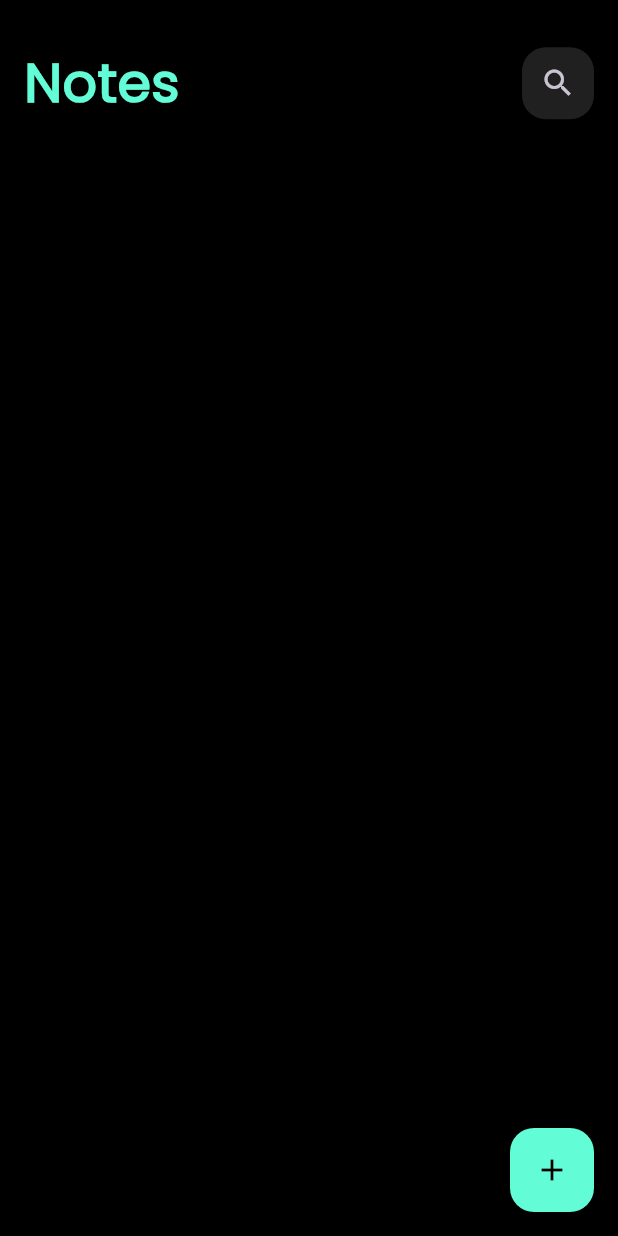
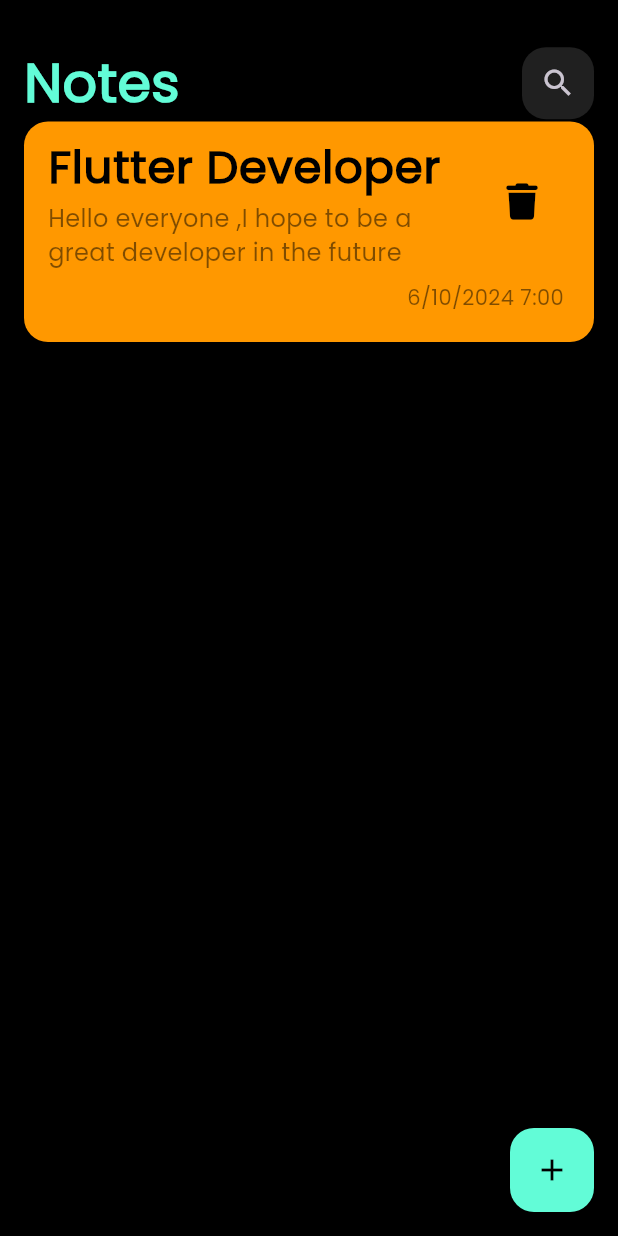
Before and after one commit to AshrafElManDoh/notes_app, a Flutter app: the screen it shows after launch, on a phone screen of 412 x 824 dp. Run offline on Flutter 3.47's test engine with Material 3 defaults, Android fonts, the phone set to English and light mode, and no system bars; our stand-ins replace font_awesome_flutter.

Commit message:
add note item

```diff
--- a/lib/views/notes_view.dart
+++ b/lib/views/notes_view.dart
@@ -1,6 +1,7 @@
 import 'package:flutter/material.dart';
 import 'package:notes_app/constants.dart';
 import 'package:notes_app/widgets/custom_app_bar.dart';
+import 'package:notes_app/widgets/note_item.dart';
 
 class NotesView extends StatelessWidget {
   const NotesView({super.key});
@@ -11,13 +12,17 @@ class NotesView extends StatelessWidget {
       floatingActionButton: FloatingActionButton(
         onPressed: () {},
         backgroundColor: kprimaryColor,
-        child: const Icon(Icons.add,color: Colors.black,),
+        child: const Icon(
+          Icons.add,
+          color: Colors.black,
+        ),
       ),
       body: const Padding(
         padding: EdgeInsets.symmetric(vertical: 30, horizontal: 16),
         child: Column(
           children: [
             CustomAppBar(),
+            NoteItem()
           ],
         ),
       ),
--- /dev/null
+++ b/lib/widgets/note_item.dart
@@ -0,0 +1,53 @@
+import 'package:flutter/material.dart';
+import 'package:font_awesome_flutter/font_awesome_flutter.dart';
+
+class NoteItem extends StatelessWidget {
+  const NoteItem({
+    super.key,
+  });
+
+  @override
+  Widget build(BuildContext context) {
+    return Container(
+      decoration: BoxDecoration(
+          color: Colors.orange, borderRadius: BorderRadius.circular(16)),
+      child: Column(
+        crossAxisAlignment: CrossAxisAlignment.end,
+        children: [
+          ListTile(
+            title: const Text(
+              "Flutter Developer",
+              style: TextStyle(
+                  fontSize: 30,
+                  fontWeight: FontWeight.bold,
+                  color: Colors.black),
+            ),
+            subtitle: Text(
+              "Hello everyone ,I hope to be a great developer in the future",
+              style: TextStyle(
+                fontSize: 16,
+                color: Colors.black.withOpacity(0.5),
+              ),
+            ),
+            trailing: IconButton(
+              onPressed: () {},
+              icon: const Icon(
+                FontAwesomeIcons.trash,
+                color: Colors.black,
+              ),
+            ),
+          ),
+          Padding(
+            padding: const EdgeInsets.only(right: 20, bottom: 20),
+            child: Text(
+              "6/10/2024 7:00",
+              style: TextStyle(
+                color: Colors.black.withOpacity(0.5),
+              ),
+            ),
+          )
+        ],
+      ),
+    );
+  }
+}
--- a/pubspec.yaml
+++ b/pubspec.yaml
@@ -35,6 +35,7 @@ dependencies:
   # The following adds the Cupertino Icons font to your application.
   # Use with the CupertinoIcons class for iOS style icons.
   cupertino_icons: ^1.0.8
+  font_awesome_flutter: ^10.7.0
 
 dev_dependencies:
   flutter_test:
```
Also changed, not shown: pubspec.lock.
